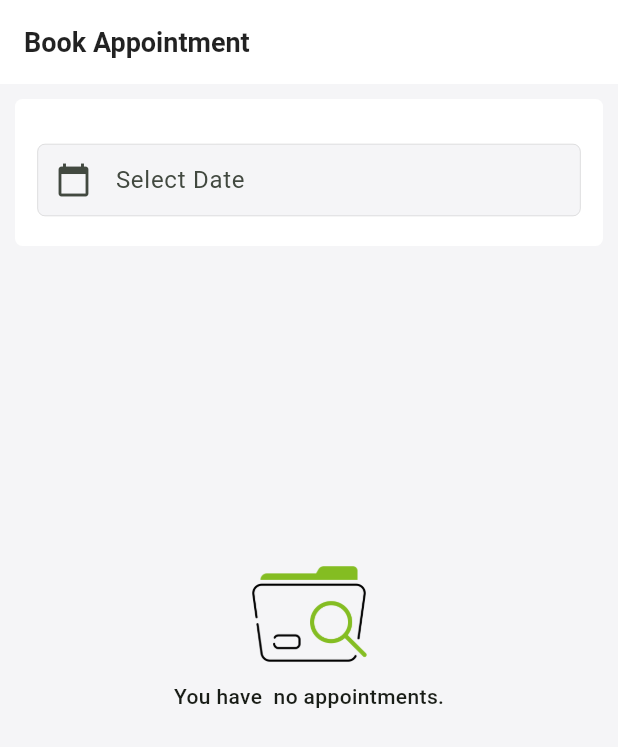
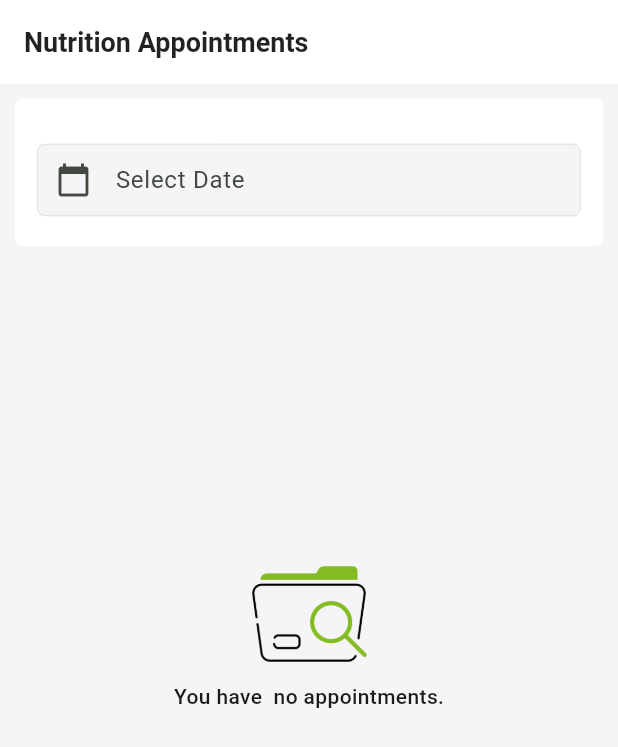
Before and after one commit to hubertit/freshmeals, a Flutter app: the AppointmentsScreen screen opened by its route, on a phone screen of 412 x 824 dp. Shown: the top 747 px of the screen. Run offline on Flutter 3.47's test engine with Material 3 defaults, Android fonts, the phone set to English and light mode, and no system bars; our stand-ins replace country_picker, dio, easy_localization, email_validator, flutter_riverpod, flutter_vector_icons and 8 more; missing offline and left inert: flutter_facebook_auth, geekyants_flutter_gauges, google_maps_webservice; accounts and stored records are empty.

```diff
--- a/lib/views/appointment/appointments_booking.dart
+++ b/lib/views/appointment/appointments_booking.dart
@@ -50,7 +50,7 @@ class _RiderScreenState extends ConsumerState<AppointmentsScreen> {
       key: key,
       child: Scaffold(
         appBar: AppBar(
-          title: const Text("Book Appointment"),
+          title: const Text("Nutrition Appointments"),
         ),
         body: SingleChildScrollView(
           child: Column(
--- a/lib/views/homepage/payments/sucess_screen.dart
+++ b/lib/views/homepage/payments/sucess_screen.dart
@@ -50,7 +50,7 @@ class _SuccessScreenState extends State<SuccessScreen> {
             mainAxisSize: MainAxisSize.min,
             children: [
 
-              SizedBox(height: 100),
+              const SizedBox(height: 100),
               const Text(
                 "Thank you! We've received your order and are preparing your delicious meal. Hang tight, it’ll be ready soon!",
                 textAlign: TextAlign.center,
--- a/lib/views/homepage/progress_tracker.dart
+++ b/lib/views/homepage/progress_tracker.dart
@@ -37,11 +37,11 @@ class _CalorieTrackerPageState extends ConsumerState<CalorieTrackerPage> {
     var calorisState = ref.watch(calorieProvider);
     return Scaffold(
       appBar: AppBar(
-        title: Text('Calorie Tracker'),
+        title: const Text('Calorie Tracker'),
         centerTitle: true,
       ),
       body: calorisState.isLoading
-          ? Center(
+          ? const Center(
               child: CircularProgressIndicator(),
             )
           : Padding(
```
Also changed, not shown: lib/views/welcome/other_information.dart (+6 -5 lines).
